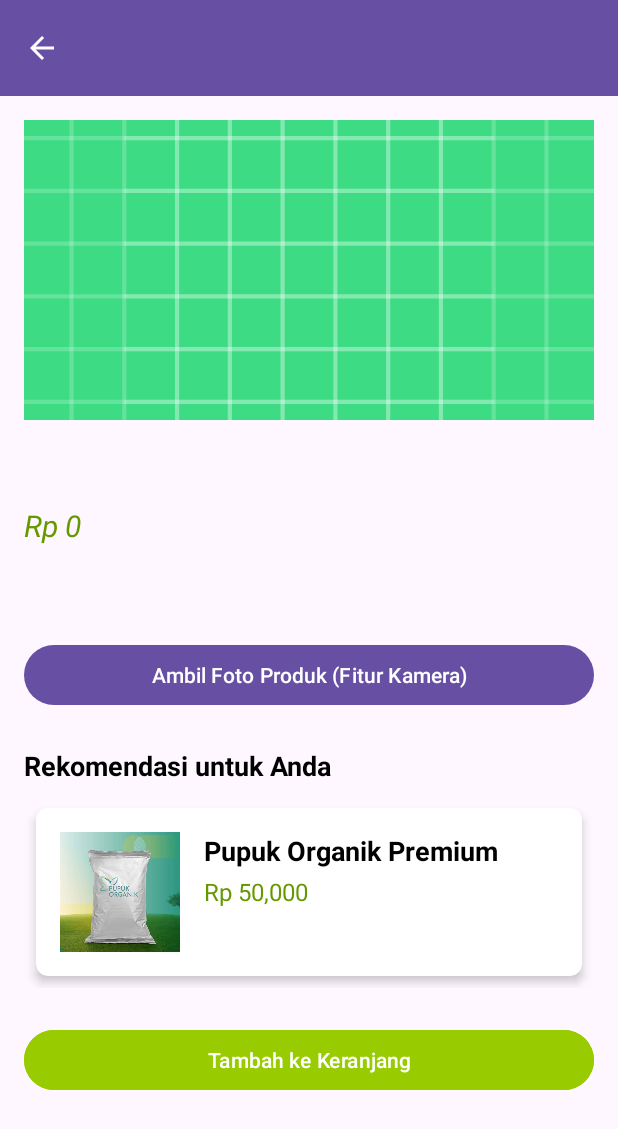
After one commit to mikailrizqy/ProjectMAP, an Android app: the DetailProductActivity screen opened directly, with no data from a screen before it, on a phone screen of 412 x 824 dp. The commit adds this screen. Shown: the top 1129 px of the screen. Run offline under Robolectric (Android 15) with nearby library versions, the phone set to English and light mode, and no system bars.

Commit message:
Detail Product

```diff
--- a/app/src/main/AndroidManifest.xml
+++ b/app/src/main/AndroidManifest.xml
@@ -12,14 +12,17 @@
         android:supportsRtl="true"
         android:theme="@style/Theme.ProjectMAP">
         <activity
+            android:name=".DetailProductActivity"
+            android:exported="false" />
+        <activity
             android:name=".SplashActivity"
             android:exported="true">
             <intent-filter>
                 <action android:name="android.intent.action.MAIN" />
+
                 <category android:name="android.intent.category.LAUNCHER" />
             </intent-filter>
         </activity>
-
         <activity
             android:name=".MainActivity"
             android:exported="false" />
--- /dev/null
+++ b/app/src/main/java/com/example/projectmap/DetailProductActivity.kt
@@ -0,0 +1,98 @@
+package com.example.projectmap // <-- GANTI DENGAN NAMA PACKAGE ANDA
+
+import com.example.projectmap.R
+import com.example.projectmap.Product
+import com.example.projectmap.ProductAdapter
+import androidx.appcompat.app.AppCompatActivity
+import android.os.Bundle
+import android.widget.Button
+import android.widget.ImageView
+import android.widget.TextView
+import android.widget.Toast
+import androidx.recyclerview.widget.LinearLayoutManager
+import androidx.recyclerview.widget.RecyclerView
+
+class DetailProductActivity : AppCompatActivity() {
+
+    override fun onCreate(savedInstanceState: Bundle?) {
+        super.onCreate(savedInstanceState)
+        setContentView(R.layout.activity_detail_product)
+
+        // Mengatur Toolbar
+        val toolbar: androidx.appcompat.widget.Toolbar = findViewById(R.id.toolbar_detail)
+        setSupportActionBar(toolbar)
+        supportActionBar?.setDisplayHomeAsUpEnabled(true) // Menampilkan tombol kembali
+        supportActionBar?.title = "" // Kosongkan judul agar bisa diisi nama produk
+
+        // Mengambil data produk dari Intent
+        val productId = intent.getIntExtra("PRODUCT_ID", -1)
+        val productName = intent.getStringExtra("PRODUCT_NAME")
+        val productPrice = intent.getDoubleExtra("PRODUCT_PRICE", 0.0)
+        val productDescription = intent.getStringExtra("PRODUCT_DESCRIPTION")
+        val productImageResId = intent.getIntExtra("PRODUCT_IMAGE_RES_ID", R.drawable.ic_launcher_background)
+
+        // Menghubungkan View dengan data
+        val ivDetailImage: ImageView = findViewById(R.id.iv_detail_image)
+        val tvDetailName: TextView = findViewById(R.id.tv_detail_name)
+        val tvDetailPrice: TextView = findViewById(R.id.tv_detail_price)
+        val tvDetailDescription: TextView = findViewById(R.id.tv_detail_description)
+        val btnAddToCart: Button = findViewById(R.id.btn_add_to_cart)
+        val btnUploadImagePlaceholder: Button = findViewById(R.id.btn_upload_image_placeholder)
+
+        ivDetailImage.setImageResource(productImageResId)
+        tvDetailName.text = productName
+        tvDetailPrice.text = "Rp ${String.format("%,.0f", productPrice)}"
+        tvDetailDescription.text = productDescription
+
+        // Mengatur judul toolbar sesuai nama produk
+        supportActionBar?.title = productName
+
+        // Listener untuk tombol "Tambah ke Keranjang"
+        btnAddToCart.setOnClickListener {
+            Toast.makeText(this, "${productName} ditambahkan ke keranjang!", Toast.LENGTH_SHORT).show()
+        }
+
+        // Listener untuk placeholder fitur kamera
+        btnUploadImagePlaceholder.setOnClickListener {
+            Toast.makeText(this, "Simulasi membuka kamera/galeri untuk ${productName}", Toast.LENGTH_SHORT).show()
+        }
+
+        // RecyclerView untuk Rekomendasi ML (dengan data dummy)
+        val rvMlRecommendations: RecyclerView = findViewById(R.id.rv_ml_recommendations)
+        rvMlRecommendations.layoutManager = LinearLayoutManager(this, LinearLayoutManager.HORIZONTAL, false)
+        rvMlRecommendations.adapter = ProductAdapter(getDummyRecommendationData()) { /* Tidak melakukan apa-apa saat item rekomendasi diklik */ }
+    }
+
+    // Fungsi untuk membuat data rekomendasi dummy
+    private fun getDummyRecommendationData(): List<Product> {
+        // Ini bisa diisi dengan beberapa produk dummy lain atau produk yang sudah ada
+        // Untuk demo UTS, kita bisa hardcode saja
+        val recommendationList = mutableListOf<Product>()
+        recommendationList.add(
+            Product(
+                id = 5,
+                name = "Pupuk Organik Premium",
+                price = 50000.0,
+                description = "Pupuk organik alami untuk hasil panen melimpah.",
+                imageResId = R.drawable.pupuk_organik // GANTI INI DENGAN GAMBAR ANDA
+            )
+        )
+        recommendationList.add(
+            Product(
+                id = 6,
+                name = "Alat Tanam Benih Otomatis",
+                price = 1200000.0,
+                description = "Memudahkan penanaman benih dengan presisi tinggi.",
+                imageResId = R.drawable.alat_tanam // GANTI INI DENGAN GAMBAR ANDA
+            )
+        )
+        // Tambahkan lebih banyak jika Anda punya gambar
+        return recommendationList
+    }
+
+    // Mengatur agar tombol back di toolbar berfungsi
+    override fun onSupportNavigateUp(): Boolean {
+        onBackPressedDispatcher.onBackPressed()
+        return true
+    }
+}
--- a/app/src/main/java/com/example/projectmap/MainActivity.kt
+++ b/app/src/main/java/com/example/projectmap/MainActivity.kt
@@ -1,42 +1,48 @@
 package com.example.projectmap // <-- PASTIKAN NAMA PACKAGE INI SESUAI DENGAN PROYEK ANDA
 
+import android.content.Intent
 import androidx.appcompat.app.AppCompatActivity
 import android.os.Bundle
 import androidx.recyclerview.widget.LinearLayoutManager
 import androidx.recyclerview.widget.RecyclerView
+import com.example.projectmap.DetailProductActivity
 
 class MainActivity : AppCompatActivity() {
     override fun onCreate(savedInstanceState: Bundle?) {
         super.onCreate(savedInstanceState)
         setContentView(R.layout.activity_main)
 
-        // 1. Menyiapkan Toolbar
-        // Kita akan menggunakan Toolbar yang telah kita definisikan di XML
         setSupportActionBar(findViewById(R.id.toolbar_main))
 
-        // 2. Menyiapkan RecyclerView
         val rvProducts: RecyclerView = findViewById(R.id.rv_products)
-        rvProducts.layoutManager = LinearLayoutManager(this) // Atur layout manager (misal: linear/vertikal)
+        rvProducts.layoutManager = LinearLayoutManager(this)
 
-        // 3. Membuat dan Menetapkan Adapter
-        // Kita panggil fungsi untuk mendapatkan data dummy dan memasukkannya ke adapter
-        val productAdapter = ProductAdapter(getDummyProductData())
+        // MODIFIKASI BARU: Buat fungsi untuk menangani klik item
+        val itemClickListener: (Product) -> Unit = { product ->
+            val intent = Intent(this, DetailProductActivity::class.java).apply {
+                putExtra("PRODUCT_ID", product.id)
+                putExtra("PRODUCT_NAME", product.name)
+                putExtra("PRODUCT_PRICE", product.price)
+                putExtra("PRODUCT_DESCRIPTION", product.description)
+                putExtra("PRODUCT_IMAGE_RES_ID", product.imageResId)
+            }
+            startActivity(intent)
+        }
+
+        // MODIFIKASI BARU: Lewatkan itemClickListener ke ProductAdapter
+        val productAdapter = ProductAdapter(getDummyProductData(), itemClickListener)
         rvProducts.adapter = productAdapter
     }
 
-    // Fungsi untuk membuat data produk dummy
     private fun getDummyProductData(): List<Product> {
         val productList = mutableListOf<Product>()
-
-        // Tambahkan produk dummy ke dalam list
-        // GANTI 'R.drawable.nama_file_gambar' dengan nama file gambar Anda
         productList.add(
             Product(
                 id = 1,
                 name = "Cangkul Baja Modern",
                 price = 150000.0,
-                description = "Cangkul baja super kuat dan anti karat, cocok untuk semua jenis tanah.",
-                imageResId = R.drawable.cangkul_baja // GANTI INI
+                description = "Cangkul baja super kuat dan anti karat, cocok untuk semua jenis tanah. Sangat ideal untuk pekerjaan di kebun dan lahan pertanian kecil.",
+                imageResId = R.drawable.cangkul_baja
             )
         )
         productList.add(
@@ -44,8 +50,8 @@ class MainActivity : AppCompatActivity() {
                 id = 2,
                 name = "Traktor Mini Serbaguna",
                 price = 25000000.0,
-                description = "Traktor mini untuk membajak sawah dengan efisien dan cepat.",
-                imageResId = R.drawable.traktor_mini // GANTI INI
+                description = "Traktor mini handal dan efisien untuk membajak sawah dan mengolah lahan. Dilengkapi fitur modern untuk kemudahan operasional.",
+                imageResId = R.drawable.traktor_mini
             )
         )
         productList.add(
@@ -53,8 +59,8 @@ class MainActivity : AppCompatActivity() {
                 id = 3,
                 name = "Semprotan Hama Elektrik",
                 price = 450000.0,
-                description = "Semprotan hama dengan tenaga baterai, kapasitas 16 liter.",
-                imageResId = R.drawable.semprotan_hama // GANTI INI
+                description = "Semprotan hama otomatis dengan baterai tahan lama dan kapasitas 16 liter. Memudahkan penyemprotan tanpa perlu memompa manual.",
+                imageResId = R.drawable.semprotan_hama
             )
         )
         productList.add(
@@ -62,8 +68,8 @@ class MainActivity : AppCompatActivity() {
                 id = 4,
                 name = "Sekop Tangan Premium",
                 price = 75000.0,
-                description = "Sekop tangan ergonomis untuk pekerjaan kebun dan pertanian skala kecil.",
-                imageResId = R.drawable.sekop_tangan // GANTI INI, jika punya gambar ke-4
+                description = "Sekop tangan dengan desain ergonomis, material kuat, dan nyaman digenggam. Cocok untuk menanam, menggali, dan membersihkan area kecil.",
+                imageResId = R.drawable.sekop_tangan
             )
         )
 
--- a/app/src/main/java/com/example/projectmap/ProductAdapter.kt
+++ b/app/src/main/java/com/example/projectmap/ProductAdapter.kt
@@ -1,4 +1,4 @@
-package com.example.projectmap // <-- GANTI DENGAN NAMA PACKAGE ANDA
+package com.example.projectmap // <-- PASTIKAN NAMA PACKAGE INI SESUAI DENGAN PROYEK ANDA
 
 import android.view.LayoutInflater
 import android.view.View
@@ -7,11 +7,12 @@ import android.widget.ImageView
 import android.widget.TextView
 import androidx.recyclerview.widget.RecyclerView
 
-// Pastikan nama kelasnya sudah benar: ProductAdapter
-class ProductAdapter(private val productList: List<Product>) :
-    RecyclerView.Adapter<ProductAdapter.ProductViewHolder>() {
+// MODIFIKASI BARU: Tambahkan parameter onClickListener
+class ProductAdapter(
+    private val productList: List<Product>,
+    private val onClickListener: (Product) -> Unit // Fungsi lambda untuk menangani klik
+) : RecyclerView.Adapter<ProductAdapter.ProductViewHolder>() {
 
-    // Pastikan nama inner classnya benar: ProductViewHolder
     class ProductViewHolder(itemView: View) : RecyclerView.ViewHolder(itemView) {
         val imageView: ImageView = itemView.findViewById(R.id.iv_product_image)
         val nameView: TextView = itemView.findViewById(R.id.tv_product_name)
@@ -29,8 +30,12 @@ class ProductAdapter(private val productList: List<Product>) :
 
         holder.imageView.setImageResource(currentProduct.imageResId)
         holder.nameView.text = currentProduct.name
-        // Pastikan format harga sudah benar
         holder.priceView.text = "Rp ${String.format("%,.0f", currentProduct.price)}"
+
+        // MODIFIKASI BARU: Set OnClickListener untuk seluruh item View
+        holder.itemView.setOnClickListener {
+            onClickListener(currentProduct) // Panggil fungsi yang diterima dari konstruktor
+        }
     }
 
     override fun getItemCount(): Int {
--- /dev/null
+++ b/app/src/main/res/layout/activity_detail_product.xml
@@ -0,0 +1,128 @@
+<?xml version="1.0" encoding="utf-8"?>
+<androidx.constraintlayout.widget.ConstraintLayout xmlns:android="http://schemas.android.com/apk/res/android"
+    xmlns:app="http://schemas.android.com/apk/res-auto"
+    xmlns:tools="http://schemas.android.com/tools"
+    android:layout_width="match_parent"
+    android:layout_height="match_parent"
+    tools:context=".DetailProductActivity">
+
+    <androidx.appcompat.widget.Toolbar
+        android:id="@+id/toolbar_detail"
+        android:layout_width="0dp"
+        android:layout_height="?attr/actionBarSize"
+        android:background="?attr/colorPrimary"
+        android:elevation="4dp"
+        android:theme="@style/ThemeOverlay.AppCompat.Dark.ActionBar"
+        app:navigationIcon="?attr/homeAsUpIndicator"
+        app:titleTextColor="@android:color/white"
+        app:layout_constraintEnd_toEndOf="parent"
+        app:layout_constraintStart_toStartOf="parent"
+        app:layout_constraintTop_toTopOf="parent" />
+
+    <ScrollView
+        android:layout_width="0dp"
+        android:layout_height="0dp"
+        app:layout_constraintBottom_toBottomOf="parent"
+        app:layout_constraintEnd_toEndOf="parent"
+        app:layout_constraintStart_toStartOf="parent"
+        app:layout_constraintTop_toBottomOf="@id/toolbar_detail">
+
+        <androidx.constraintlayout.widget.ConstraintLayout
+            android:layout_width="match_parent"
+            android:layout_height="wrap_content"
+            android:padding="16dp">
+
+            <ImageView
+                android:id="@+id/iv_detail_image"
+                android:layout_width="0dp"
+                android:layout_height="200dp"
+                android:scaleType="centerCrop"
+                android:src="@drawable/ic_launcher_background"
+                app:layout_constraintEnd_toEndOf="parent"
+                app:layout_constraintStart_toStartOf="parent"
+                app:layout_constraintTop_toTopOf="parent" />
+
+            <TextView
+                android:id="@+id/tv_detail_name"
+                android:layout_width="0dp"
+                android:layout_height="wrap_content"
+                android:layout_marginTop="16dp"
+                android:text="Nama Produk Detail"
+                android:textSize="24sp"
+                android:textStyle="bold"
+                android:textColor="@android:color/black"
+                app:layout_constraintEnd_toEndOf="parent"
+                app:layout_constraintStart_toStartOf="parent"
+                app:layout_constraintTop_toBottomOf="@id/iv_detail_image" />
+
+            <TextView
+                android:id="@+id/tv_detail_price"
+                android:layout_width="0dp"
+                android:layout_height="wrap_content"
+                android:layout_marginTop="8dp"
+                android:text="Rp 0.0"
+                android:textSize="20sp"
+                android:textStyle="italic"
+                android:textColor="@android:color/holo_green_dark"
+                app:layout_constraintEnd_toEndOf="parent"
+                app:layout_constraintStart_toStartOf="parent"
+                app:layout_constraintTop_toBottomOf="@id/tv_detail_name" />
+
+            <TextView
+                android:id="@+id/tv_detail_description"
+                android:layout_width="0dp"
+                android:layout_height="wrap_content"
+                android:layout_marginTop="16dp"
+                android:lineSpacingExtra="4dp"
+                android:text="Deskripsi lengkap produk akan ditampilkan di sini. Ini bisa jadi sangat panjang dan memerlukan scroll."
+                android:textSize="16sp"
+                app:layout_constraintEnd_toEndOf="parent"
+                app:layout_constraintStart_toStartOf="parent"
+                app:layout_constraintTop_toBottomOf="@id/tv_detail_price" />
+
+            <Button
+                android:id="@+id/btn_upload_image_placeholder"
+                android:layout_width="0dp"
+                android:layout_height="wrap_content"
+                android:layout_marginTop="24dp"
+                android:text="Ambil Foto Produk (Fitur Kamera)"
+                app:layout_constraintEnd_toEndOf="parent"
+                app:layout_constraintStart_toStartOf="parent"
+                app:layout_constraintTop_toBottomOf="@id/tv_detail_description" />
+
+            <TextView
+                android:id="@+id/tv_ml_recommendation_title"
+                android:layout_width="wrap_content"
+                android:layout_height="wrap_content"
+                android:layout_marginTop="24dp"
+                android:text="Rekomendasi untuk Anda"
+                android:textSize="18sp"
+                android:textStyle="bold"
+                android:textColor="@android:color/black"
+                app:layout_constraintStart_toStartOf="parent"
+                app:layout_constraintTop_toBottomOf="@id/btn_upload_image_placeholder" />
+
+            <androidx.recyclerview.widget.RecyclerView
+                android:id="@+id/rv_ml_recommendations"
+                android:layout_width="0dp"
+                android:layout_height="wrap_content"
+                android:orientation="horizontal"
+                app:layoutManager="androidx.recyclerview.widget.LinearLayoutManager"
+                android:layout_marginTop="8dp"
+                app:layout_constraintEnd_toEndOf="parent"
+                app:layout_constraintStart_toStartOf="parent"
+                app:layout_constraintTop_toBottomOf="@id/tv_ml_recommendation_title"
+                tools:listitem="@layout/item_product" /> <Button
+            android:id="@+id/btn_add_to_cart"
+            android:layout_width="0dp"
+            android:layout_height="wrap_content"
+            android:layout_marginTop="24dp"
+            android:text="Tambah ke Keranjang"
+            android:backgroundTint="@android:color/holo_green_light"
+            app:layout_constraintEnd_toEndOf="parent"
+            app:layout_constraintStart_toStartOf="parent"
+            app:layout_constraintTop_toBottomOf="@id/rv_ml_recommendations" />
+
+        </androidx.constraintlayout.widget.ConstraintLayout>
+    </ScrollView>
+</androidx.constraintlayout.widget.ConstraintLayout>
```
Also changed, not shown: app/src/main/res/drawable/alat_tanam.jpg (added), app/src/main/res/drawable/pupuk_organik.jpg (added).
